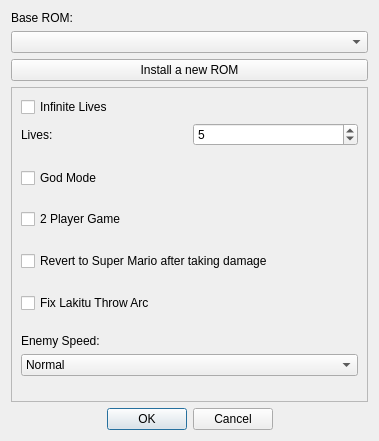
First picture: the form in SMB1/SMB1_Compliance_To_SMB1/Configure_Base_Form.ui, repository Coolcord/Level-Headed, before the edit.
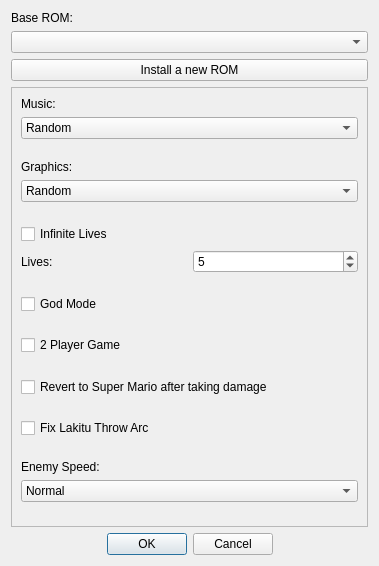
Second picture: the form after the edit.

Commit message: Added music by Dr. Floppy and Curly M.C.

Patch:
```diff
--- a/SMB1/SMB1_Compliance_To_SMB1/Configure_Base_Form.ui
+++ b/SMB1/SMB1_Compliance_To_SMB1/Configure_Base_Form.ui
@@ -7,7 +7,7 @@
     <x>0</x>
     <y>0</y>
     <width>379</width>
-    <height>441</height>
+    <height>566</height>
    </rect>
   </property>
   <property name="windowTitle">
@@ -46,10 +46,91 @@
         <x>0</x>
         <y>0</y>
         <width>355</width>
-        <height>297</height>
+        <height>422</height>
        </rect>
       </property>
       <layout class="QVBoxLayout" name="verticalLayout">
+       <item>
+        <layout class="QVBoxLayout" name="layoutMusic">
+         <item>
+          <widget class="QLabel" name="lblMusic">
+           <property name="text">
+            <string>Music:</string>
+           </property>
+          </widget>
+         </item>
+         <item>
+          <widget class="QComboBox" name="comboMusic">
+           <item>
+            <property name="text">
+             <string>Random</string>
+            </property>
+           </item>
+           <item>
+            <property name="text">
+             <string>Original</string>
+            </property>
+           </item>
+           <item>
+            <property name="text">
+             <string>Enigmario (by Dr. Floppy and Curly M.C.)</string>
+            </property>
+           </item>
+          </widget>
+         </item>
+        </layout>
+       </item>
+       <item>
+        <spacer name="verticalSpacer_8">
+         <property name="orientation">
+          <enum>Qt::Vertical</enum>
+         </property>
+         <property name="sizeHint" stdset="0">
+          <size>
+           <width>20</width>
+           <height>40</height>
+          </size>
+         </property>
+        </spacer>
+       </item>
+       <item>
+        <layout class="QVBoxLayout" name="verticalLayout_4">
+         <item>
+          <widget class="QLabel" name="lblGraphics">
+           <property name="text">
+            <string>Graphics:</string>
+           </property>
+          </widget>
+         </item>
+         <item>
+          <widget class="QComboBox" name="comboGraphics">
+           <item>
+            <property name="text">
+             <string>Random</string>
+            </property>
+           </item>
+           <item>
+            <property name="text">
+             <string>Original</string>
+            </property>
+           </item>
+          </widget>
+         </item>
+        </layout>
+       </item>
+       <item>
+        <spacer name="verticalSpacer_7">
+         <property name="orientation">
+          <enum>Qt::Vertical</enum>
+         </property>
+         <property name="sizeHint" stdset="0">
+          <size>
+           <width>20</width>
+           <height>40</height>
+          </size>
+         </property>
+        </spacer>
+       </item>
        <item>
         <layout class="QVBoxLayout" name="layoutLives">
          <item>
```
The commit also changes 16 other files.
